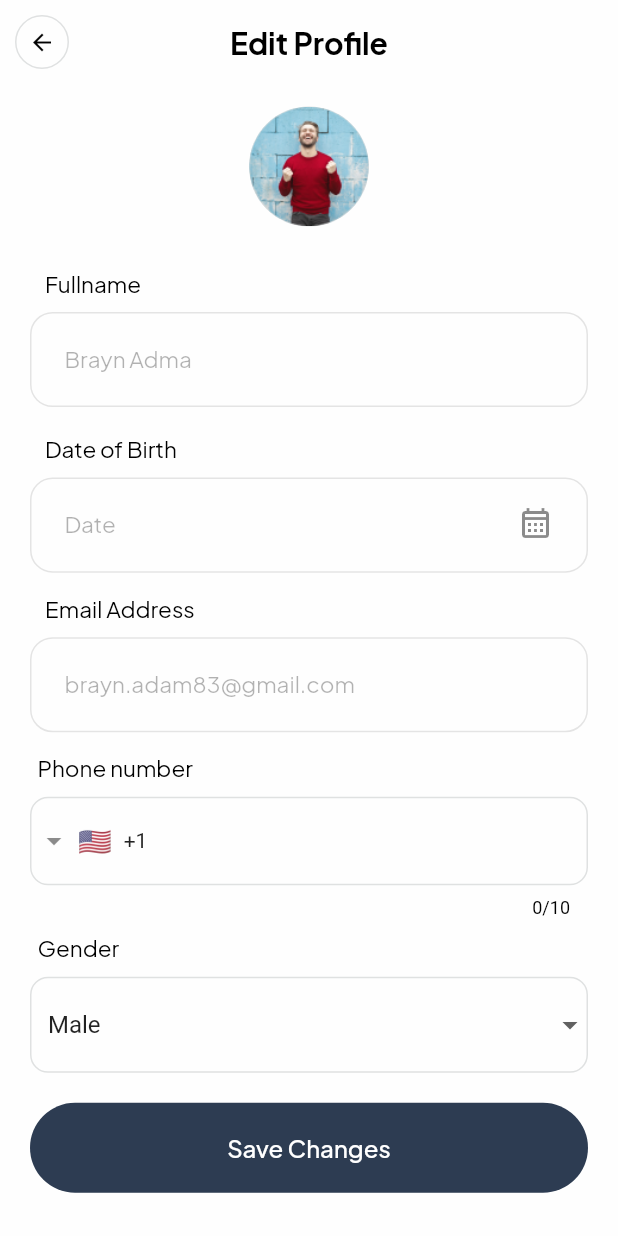
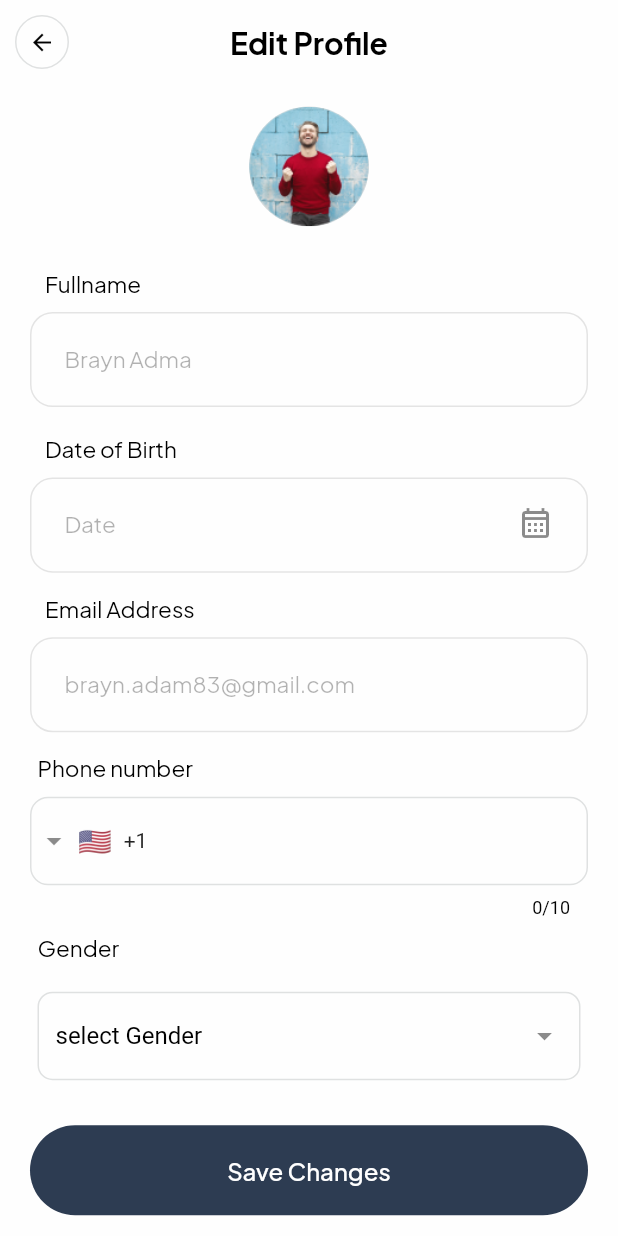
Before and after one commit to salmanlodhi0332/zalada, a Flutter app: the edit_profile screen opened directly, on a phone screen of 412 x 824 dp. Run offline on Flutter 3.47's test engine with Material 2 defaults, Android fonts, the phone set to English and light mode, and no system bars; drawn by our look-alikes of dropdown_textfield, intl_phone_field; our stand-ins replace cached_network_image, chewie, device_info_plus, dio, firebase_core, firebase_messaging and 11 more; accounts and stored records are empty; project files that could hold a hidden picture were left out.

Commit message:
5:40, 31-7-23, Hammas ahmed

```diff
--- a/zalada_app/lib/MVC/views/edit_profile.dart
+++ b/zalada_app/lib/MVC/views/edit_profile.dart
@@ -1,3 +1,4 @@
+import 'package:dropdown_textfield/dropdown_textfield.dart';
 import 'package:flutter/material.dart';
 import 'package:get/get.dart';
 import 'package:get/get_core/src/get_main.dart';
@@ -23,6 +24,8 @@ class _edit_profileState extends State<edit_profile> {
   final fullnameController = TextEditingController();
   final dateController = TextEditingController();
   final _phoneController = TextEditingController();
+
+  final gendercontroller = SingleValueDropDownController();
   String selectedGender = "Male"; // Initial value
 
   @override
@@ -113,6 +116,12 @@ class _edit_profileState extends State<edit_profile> {
               ).px(25).py(10),
               IntlPhoneField(
                 decoration: InputDecoration(
+                    focusedBorder: OutlineInputBorder(
+                        borderSide: BorderSide(
+                            color: Theme.of(context)
+                                .disabledColor
+                                .withOpacity(0.3)),
+                        borderRadius: BorderRadius.circular(12)),
                     enabledBorder: OutlineInputBorder(
                         borderSide: BorderSide(
                             color: Theme.of(context)
@@ -131,20 +140,42 @@ class _edit_profileState extends State<edit_profile> {
                       fontSize: 15),
                 ),
               ).px(25).py(10),
-              Dropdown_Widget(
-                hint: "Select Gender",
-                value: selectedGender,
-                onChanged: (newValue) {
-                  setState(() {
-                    selectedGender =
-                        newValue ?? ""; // Update the selected value
-                  });
-                },
-              ),
+              DropDownTextField(
+                textFieldDecoration: InputDecoration(
+                  focusedBorder: OutlineInputBorder(
+                    borderSide: BorderSide(
+                        width: 1,
+                        color: Theme.of(context)
+                            .disabledColor
+                            .withOpacity(0.5)), //<-- SEE HERE
+                    borderRadius: BorderRadius.circular(10.0),
+                  ),
+                  enabledBorder: OutlineInputBorder(
+                    borderSide: BorderSide(
+                        width: 1,
+                        color: Theme.of(context)
+                            .disabledColor
+                            .withOpacity(0.3)), //<-- SEE HERE
+                    borderRadius: BorderRadius.circular(10.0),
+                  ),
+                  hintText: "select Gender",
+                ),
+                controller: gendercontroller,
+                dropDownList: [
+                  DropDownValueModel(
+                    name: 'Male',
+                    value: "Male ",
+                  ),
+                  DropDownValueModel(
+                    name: 'Female',
+                    value: "Female ",
+                  ),
+                ],
+              ).px(25).py(10),
               SizedBox(
                 height: 20,
               ),
-              Button_Widget(width: size.width, title: "Save Changes")
+              Button_Widget(width: size.width, title: "Save Changes"),
             ])));
   }
 }
--- a/zalada_app/lib/custom/textfeild_widget.dart
+++ b/zalada_app/lib/custom/textfeild_widget.dart
@@ -48,6 +48,7 @@ class textfeild_widget extends StatelessWidget {
                   width: 1.0),
               borderRadius: BorderRadius.circular(15)),
           child: TextFormField(
+                  controller: controller,
                   validator: validator,
                   obscureText: obscureText ?? false,
                   decoration: InputDecoration(
--- a/zalada_app/lib/utiles/multi_language.dart
+++ b/zalada_app/lib/utiles/multi_language.dart
@@ -123,6 +123,7 @@ class Multi_Language extends Translations {
           "Edit_Profile": "Edit Profile",
           "Email_Address": "Email Address",
           "Date_of_Birth": "Date of Birth",
+          "pay_w"
 
           // "": "",
           // "": "",
```
Also changed, not shown: zalada_app/lib/MVC/views/add_payment.dart (+43 -23 lines), zalada_app/lib/MVC/views/payment_method.dart (+38 -5 lines), zalada_app/lib/custom/payment_card.dart (+11 -2 lines), zalada_app/lib/custom/payment_methods/CD_selected_paymentBox.dart (+10 -10 lines), zalada_app/lib/custom/payment_methods/payment_mathods.dart (+23 -8 lines), zalada_app/lib/custom/payment_methods/paymentgetway_selected.dart (+6 -6 lines).
